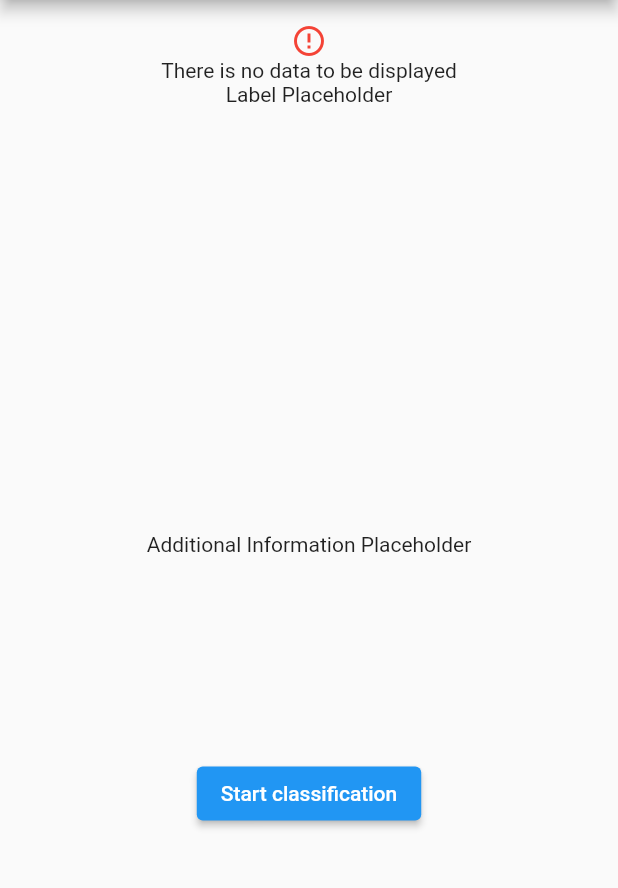
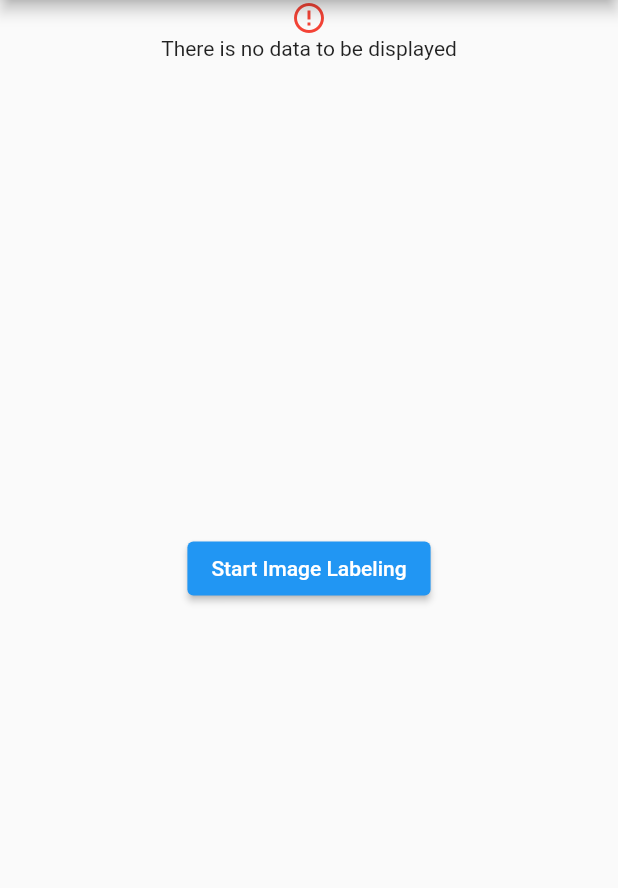
Before and after one commit to xenonv1/r2d, a Flutter app: the SightClassificationWidget screen opened by its route, on a phone screen of 412 x 824 dp, the part 84-972 px from its top. Run offline on Flutter 3.47's test engine with Material 2 defaults, Android fonts, the phone set to English and light mode, and no system bars; our stand-ins replace go_router, image_picker; missing offline and left inert: google_ml_kit; network calls fail.

Commit message:
implemented classification logic

```diff
--- a/flutter/r2d/lib/CameraInputWidget.dart
+++ b/flutter/r2d/lib/CameraInputWidget.dart
@@ -3,14 +3,17 @@
 import 'dart:typed_data';
 import 'package:web_socket_channel/io.dart';
 import 'ObjectClassificationWidget.dart';
+import 'SightClassificationWidget.dart';
 
 bool _sendImageToLabeling = false;
+bool _sendImageToSightClassification = false;
 
 class CameraInputWidget extends StatefulWidget {
   const CameraInputWidget({super.key});
 
-  void toggleLabeling(){
+  void toggleLabeling() {
     _sendImageToLabeling = !_sendImageToLabeling;
+    _sendImageToSightClassification = !_sendImageToSightClassification;
   }
 
   @override
@@ -33,8 +36,9 @@
     _channel.stream.listen((dynamic data) {
       if (data is Uint8List) {
         _controller.add(data);
-        if(_sendImageToLabeling){
+        if (_sendImageToLabeling) {
           const ImageLabeling().setLastImage(data);
+          const ClassificationBody().setLastImage(data);
         }
         return;
       }
@@ -72,7 +76,7 @@
             children = [
               FadeInImage(
                 placeholder: Image.memory(lastImageShown).image,
-                 image: Image.memory(imgData).image,
+                image: Image.memory(imgData).image,
               ),
             ];
           }
--- a/flutter/r2d/lib/SightClassificationWidget.dart
+++ b/flutter/r2d/lib/SightClassificationWidget.dart
@@ -1,8 +1,14 @@
 import 'package:flutter/material.dart';
+import 'package:r2d/CameraInputWidget.dart';
+import 'DrawerWidget.dart';
+import 'ImageLabeling.dart' as Labler;
 
-import 'DrawerWidget.dart';
-import 'CameraInputWidget.dart';
-import 'ImageLabeling.dart';
+import 'dart:typed_data';
+
+String _classificationText = "";
+String _labelText = "";
+
+bool _realTimeLabelingToggle = false;
 
 class SightClassificationWidget extends StatelessWidget {
   const SightClassificationWidget({super.key});
@@ -10,17 +16,27 @@
   @override
   Widget build(BuildContext context) {
     return Scaffold(
-      appBar: AppBar(
-        title: const Text('Sight Classification'),
+      appBar: AppBar(title: const Text("Sight Classification")),
+      drawer: const DrawerWidget(),
+      body: Center(
+        child: Column(
+          children: const
+          [
+            CameraInputWidget(),
+            ClassificationBody()
+          ],
+        ),
       ),
-      drawer: const DrawerWidget(),
-      body: ClassificationBody(),
     );
   }
 }
 
 class ClassificationBody extends StatefulWidget {
-  const ClassificationBody({super.key});
+  const ClassificationBody({Key? key}) : super(key: key);
+
+  void setLastImage(Uint8List inputImage) {
+    _classificationText = Labler.ImageLabeling().labelImage(inputImage);
+  }
 
   @override
   State<ClassificationBody> createState() => _ClassificationBodyState();
@@ -28,39 +44,57 @@
 
 class _ClassificationBodyState extends State<ClassificationBody> {
   @override
+  void initState() {
+    const CameraInputWidget().toggleLabeling();
+    super.initState();
+  }
+
+  @override
+  void dispose() {
+    const CameraInputWidget().toggleLabeling();
+    _realTimeLabelingToggle = false;
+    super.dispose();
+  }
+
+  @override
   Widget build(BuildContext context) {
     return Center(
-      child: Column(
-        children: const [
-          SizedBox(height: 15),
-          CameraInputWidget(),
-          SizedBox(
+      child: Column(crossAxisAlignment: CrossAxisAlignment.center, children: [
+        const SizedBox(height: 15),
+        SizedBox(
             height: 300,
             child: SingleChildScrollView(
-              child: Text('Label Placeholder'),
+                child: Text(_labelText,
+                    textAlign: TextAlign.center,
+                    style: const TextStyle(
+                        fontSize: 25, fontWeight: FontWeight.bold
+                        ),
+                      ),
+                    ),
+                  ),
+        ElevatedButton(
+            onPressed: () {
+              setState(
+                () {
+                  onButtonPressed();
+                },
+              );
+            },
+            child: Text(
+                '${!_realTimeLabelingToggle ? 'Start' : 'Stop'} Image Labeling'),
             ),
-          ),
-          SizedBox(
-            height: 150,
-            child: SingleChildScrollView(
-              child: Text('Additional Information Placeholder'),
-            ),
-          ),
-          ClassificationButton(),
-        ],
+        ]
       ),
     );
   }
-}
 
-class ClassificationButton extends StatelessWidget {
-  const ClassificationButton({super.key});
-
-  @override
-  Widget build(BuildContext context) {
-    return ElevatedButton(
-      onPressed: () => {},
-      child: const Text('Start classification'),
-    );
+  void onButtonPressed() async {
+    _realTimeLabelingToggle = !_realTimeLabelingToggle;
+    while (_realTimeLabelingToggle) {
+      setState(() {
+        _labelText = _classificationText;
+      });
+      await Future.delayed(const Duration(milliseconds: 1));
+    }
   }
 }
```
